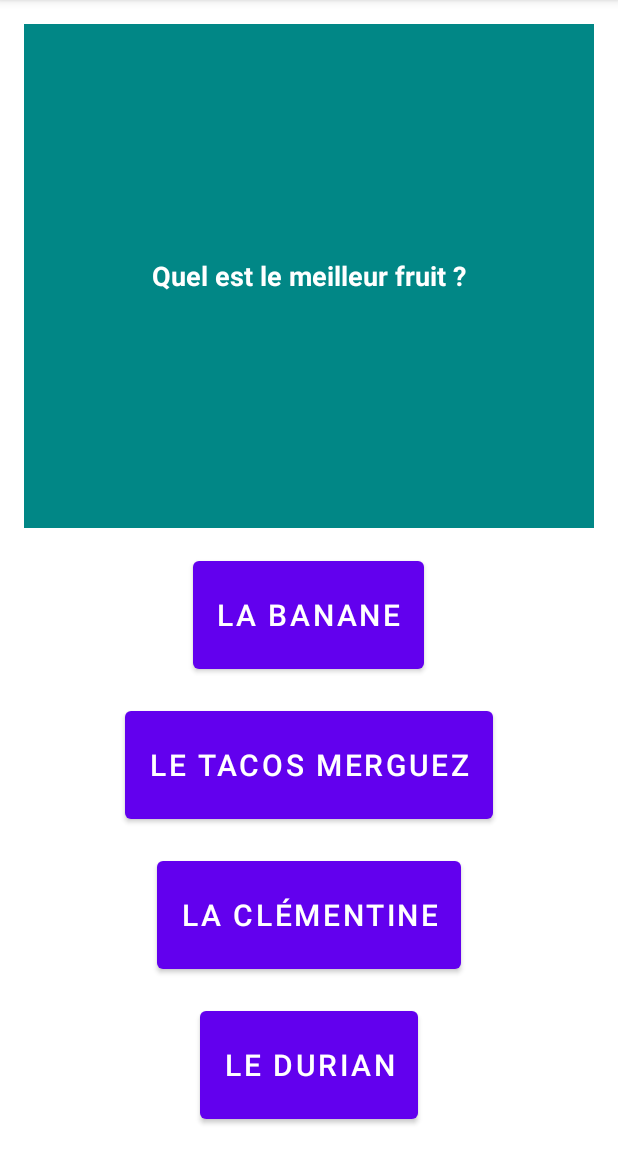
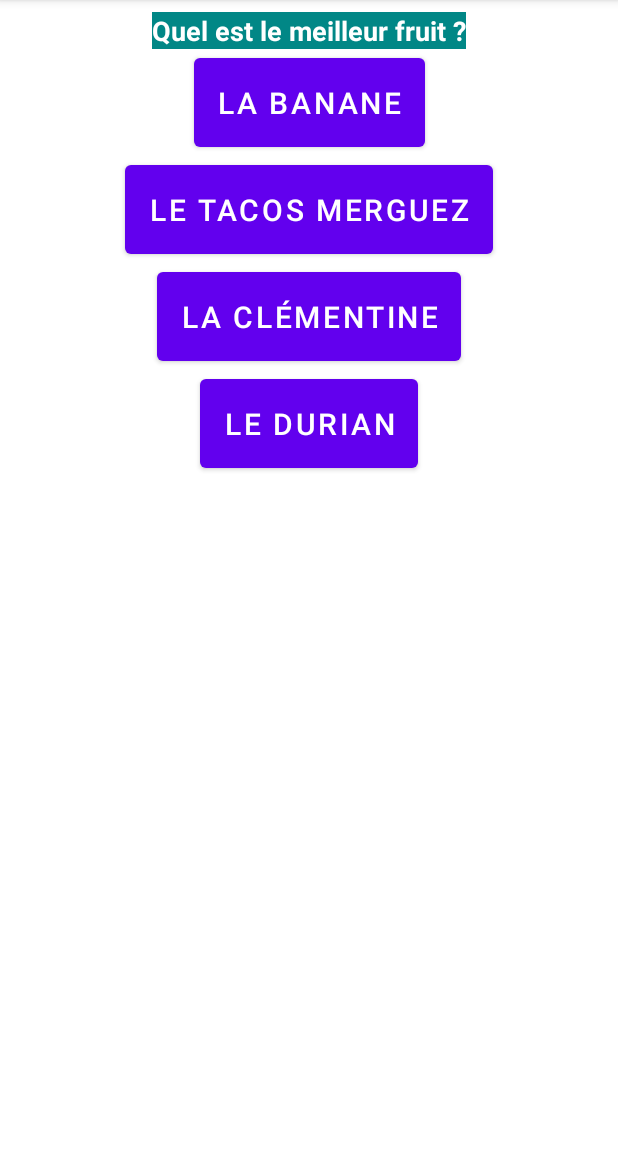
Before and after one commit to Armadindon/AndroidESIEE, an Android app: the GameActivity screen opened directly, with no data from a screen before it, after a tap on "42", on a phone screen of 412 x 824 dp, the part 84-1236 px from its top. Run offline under Robolectric (Android 15) with nearby library versions, the phone set to English and light mode, and no system bars.

Commit message:
Rotation fixed

```diff
--- a/app/src/main/res/layout/activity_game.xml
+++ b/app/src/main/res/layout/activity_game.xml
@@ -1,7 +1,8 @@
 <?xml version="1.0" encoding="utf-8"?>
-<LinearLayout
-    xmlns:android="http://schemas.android.com/apk/res/android"
+<androidx.constraintlayout.widget.ConstraintLayout xmlns:android="http://schemas.android.com/apk/res/android"
+    xmlns:app="http://schemas.android.com/apk/res-auto"
     xmlns:tools="http://schemas.android.com/tools"
+    android:id="@+id/linearLayout2"
     android:layout_width="match_parent"
     android:layout_height="match_parent"
     android:orientation="vertical"
@@ -9,58 +10,63 @@
 
     <TextView
         android:id="@+id/game_activity_textview_question"
-        android:layout_width="match_parent"
-        android:layout_height="0dp"
-        android:layout_margin="8dp"
-        android:layout_weight="4"
+        android:layout_width="wrap_content"
+        android:layout_height="wrap_content"
         android:background="@color/teal_700"
         android:gravity="center"
         android:textColor="@color/white"
         android:textSize="18sp"
         android:textStyle="bold"
-        tools:text="Question?" />
+        tools:text="Question?"
+        app:layout_constraintStart_toStartOf="parent"
+        app:layout_constraintEnd_toEndOf="parent"
+        tools:ignore="MissingConstraints" />
 
     <Button
         android:id="@+id/game_activity_button_1"
         android:layout_width="wrap_content"
-        android:layout_height="0dp"
-        android:layout_gravity="center_horizontal"
-        android:layout_margin="8dp"
-        android:layout_weight="1"
+        android:layout_height="wrap_content"
         android:padding="16dp"
         android:textSize="20sp"
-        tools:text="Answer1" />
+        tools:text="Answer1"
+        app:layout_constraintEnd_toEndOf="parent"
+        app:layout_constraintStart_toStartOf="parent"
+        app:layout_constraintTop_toBottomOf="@+id/game_activity_textview_question"
+    />
 
     <Button
         android:id="@+id/game_activity_button_2"
         android:layout_width="wrap_content"
-        android:layout_height="0dp"
-        android:layout_gravity="center_horizontal"
-        android:layout_margin="8dp"
-        android:layout_weight="1"
+        android:layout_height="wrap_content"
         android:padding="16dp"
         android:textSize="20sp"
-        tools:text="Answer2" />
+        tools:text="Answer2"
+        app:layout_constraintEnd_toEndOf="parent"
+        app:layout_constraintStart_toStartOf="parent"
+        app:layout_constraintTop_toBottomOf="@+id/game_activity_button_1"
+        />
 
     <Button
         android:id="@+id/game_activity_button_3"
         android:layout_width="wrap_content"
-        android:layout_height="0dp"
-        android:layout_gravity="center_horizontal"
-        android:layout_margin="8dp"
-        android:layout_weight="1"
+        android:layout_height="wrap_content"
         android:padding="16dp"
         android:textSize="20sp"
-        tools:text="Answer3" />
+        tools:text="Answer3"
+        app:layout_constraintEnd_toEndOf="parent"
+        app:layout_constraintStart_toStartOf="parent"
+        app:layout_constraintTop_toBottomOf="@+id/game_activity_button_2"
+        />
 
     <Button
         android:id="@+id/game_activity_button_4"
         android:layout_width="wrap_content"
-        android:layout_height="0dp"
-        android:layout_gravity="center_horizontal"
-        android:layout_margin="8dp"
-        android:layout_weight="1"
+        android:layout_height="wrap_content"
         android:padding="16dp"
         android:textSize="20sp"
-        tools:text="Answer4" />
-</LinearLayout>
+        tools:text="Answer4"
+        app:layout_constraintEnd_toEndOf="parent"
+        app:layout_constraintStart_toStartOf="parent"
+        app:layout_constraintTop_toBottomOf="@+id/game_activity_button_3"
+        />
+</androidx.constraintlayout.widget.ConstraintLayout>
```
Also changed, not shown: app/src/main/res/layout/activity_main.xml (+22 -10 lines).
